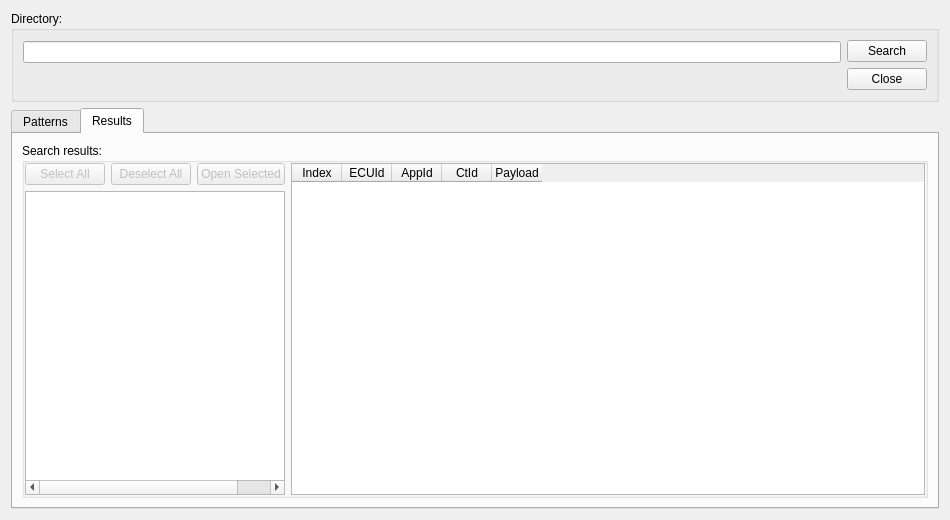
Above: src/searchinfilesdialog.ui from petrucianno/dlt-viewer before the change. Below: the same form after it.
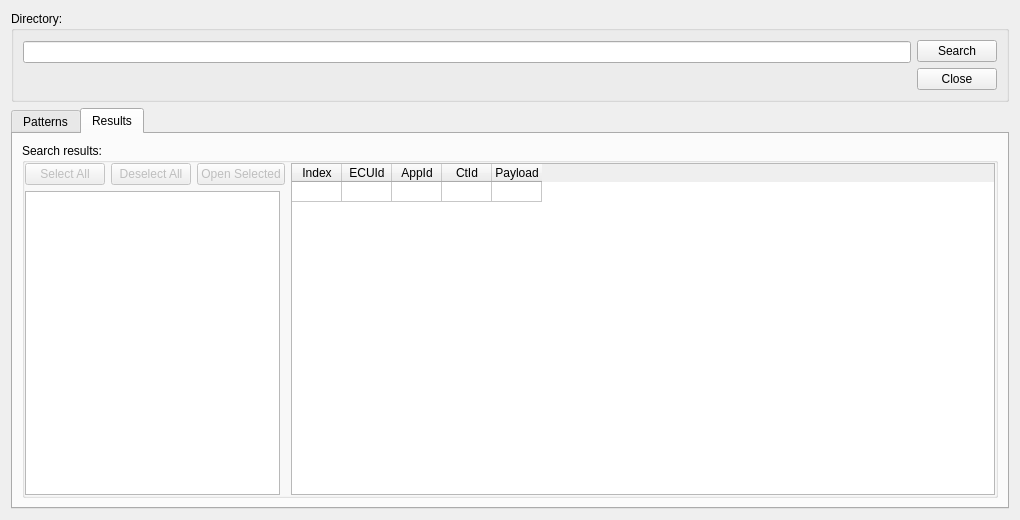
That is the form after the change. The open tabs and pages were chosen to show the change. Icons and pictures are not drawn.

Commit message: Display results from selected file in search results table + minor improvements

The edit to the form file:
```diff
--- a/src/searchinfilesdialog.ui
+++ b/src/searchinfilesdialog.ui
@@ -6,7 +6,7 @@
    <rect>
     <x>0</x>
     <y>0</y>
-    <width>950</width>
+    <width>1020</width>
     <height>520</height>
    </rect>
   </property>
@@ -247,20 +247,35 @@
               <item>
                <widget class="QTreeWidget" name="treeWidgetResults">
                 <property name="sizePolicy">
-                 <sizepolicy hsizetype="Preferred" vsizetype="Expanding">
+                 <sizepolicy hsizetype="Minimum" vsizetype="Expanding">
                   <horstretch>0</horstretch>
                   <verstretch>0</verstretch>
                  </sizepolicy>
                 </property>
                 <property name="minimumSize">
                  <size>
-                  <width>190</width>
+                  <width>250</width>
+                  <height>0</height>
+                 </size>
+                </property>
+                <property name="maximumSize">
+                 <size>
+                  <width>255</width>
+                  <height>16777215</height>
+                 </size>
+                </property>
+                <property name="baseSize">
+                 <size>
+                  <width>255</width>
                   <height>0</height>
                  </size>
                 </property>
                 <property name="layoutDirection">
                  <enum>Qt::LeftToRight</enum>
                 </property>
+                <property name="horizontalScrollBarPolicy">
+                 <enum>Qt::ScrollBarAlwaysOff</enum>
+                </property>
                 <property name="showDropIndicator" stdset="0">
                  <bool>false</bool>
                 </property>
@@ -276,6 +291,9 @@
                 <property name="headerHidden">
                  <bool>true</bool>
                 </property>
+                <property name="columnCount">
+                 <number>2</number>
+                </property>
                 <attribute name="headerVisible">
                  <bool>false</bool>
                 </attribute>
@@ -295,17 +313,15 @@
                   <string>File</string>
                  </property>
                 </column>
-                <column>
-                 <property name="text">
-                  <string>Nr. of messages</string>
-                 </property>
-                </column>
                </widget>
               </item>
              </layout>
             </item>
             <item>
              <widget class="QTableWidget" name="tableWidgetResults">
+              <property name="sizeAdjustPolicy">
+               <enum>QAbstractScrollArea::AdjustToContents</enum>
+              </property>
               <property name="editTriggers">
                <set>QAbstractItemView::NoEditTriggers</set>
               </property>
@@ -315,6 +331,9 @@
               <property name="selectionBehavior">
                <enum>QAbstractItemView::SelectRows</enum>
               </property>
+              <property name="textElideMode">
+               <enum>Qt::ElideNone</enum>
+              </property>
               <property name="horizontalScrollMode">
                <enum>QAbstractItemView::ScrollPerPixel</enum>
               </property>
@@ -327,6 +346,17 @@
               <attribute name="verticalHeaderVisible">
                <bool>false</bool>
               </attribute>
+              <attribute name="verticalHeaderMinimumSectionSize">
+               <number>15</number>
+              </attribute>
+              <attribute name="verticalHeaderDefaultSectionSize">
+               <number>20</number>
+              </attribute>
+              <row>
+               <property name="text">
+                <string>New Row</string>
+               </property>
+              </row>
               <column>
                <property name="text">
                 <string>Index</string>
```
The commit also changes 2 other files.
